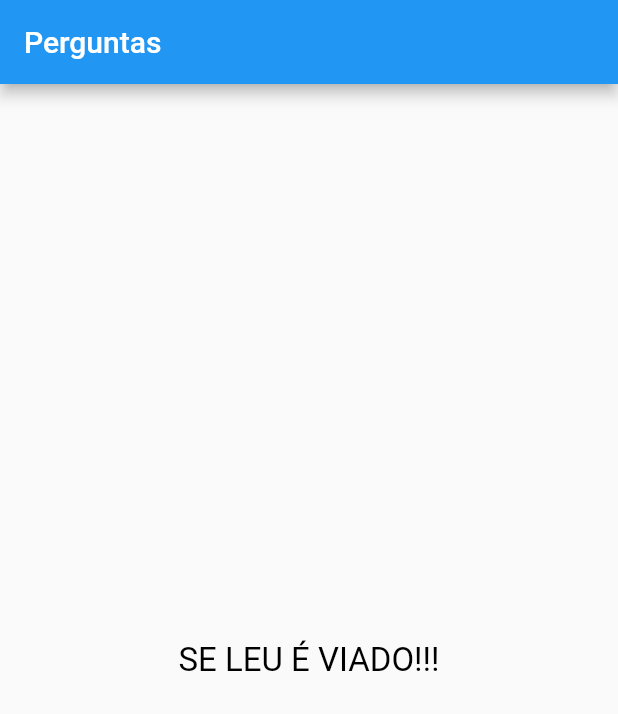
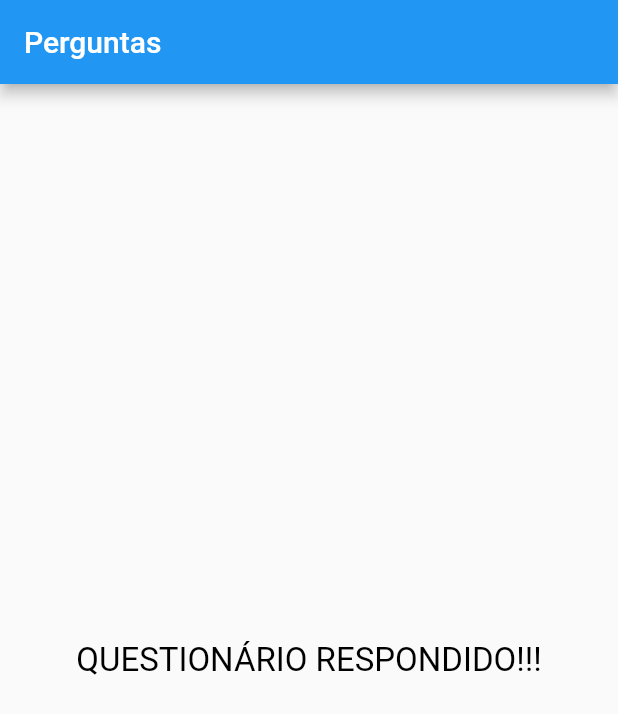
Before and after one commit to FaKeBx/curso-coder-flutter, a Flutter app: the screen it shows after launch, after a tap on "SIM", after a tap on "BÁSICO", after a tap on "!NÃO", on a phone screen of 412 x 824 dp. Shown: the top 714 px of the screen. Run offline on Flutter 3.47's test engine with Material 2 defaults, Android fonts, the light colour scheme and no system bars.

Commit message:
alteracao da mensagem final

```diff
--- a/curso_coder/lib/main.dart
+++ b/curso_coder/lib/main.dart
@@ -58,7 +58,7 @@ class _PerguntaAppState extends State<PerguntaApp> {
               )
             : Column(
                 mainAxisAlignment: MainAxisAlignment.center,
-                children: [Questao("SE LEU É VIADO!!!")]),
+                children: [Questao("QUESTIONÁRIO RESPONDIDO!!!")]),
       ),
     );
   }
```
